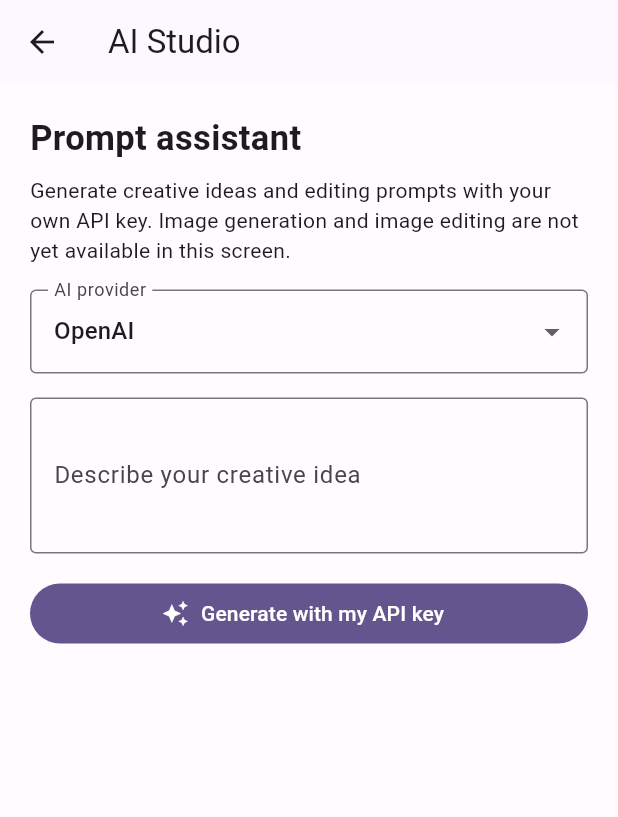
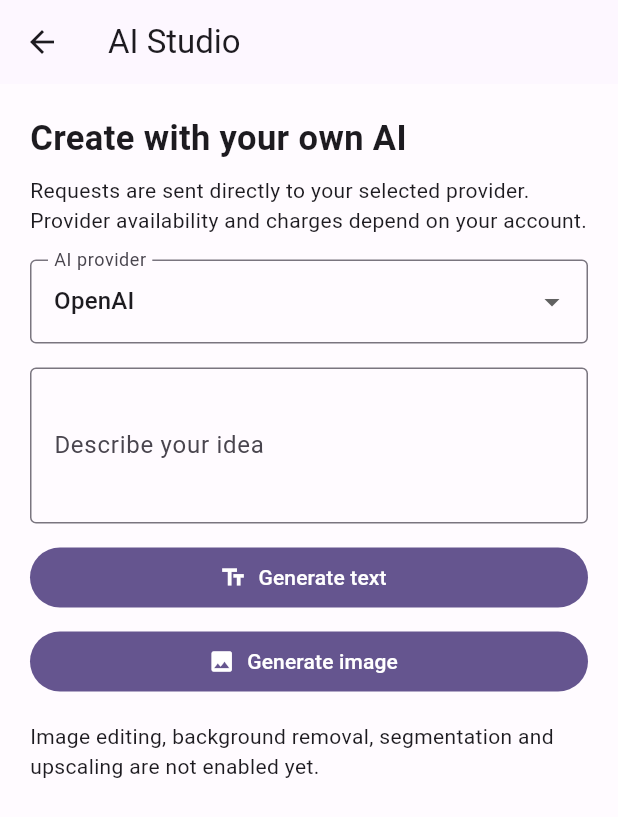
Before and after one commit to Hemang67/PixelMitra, a Flutter app: the AiStudioScreen screen opened directly, on a phone screen of 412 x 824 dp. Shown: the top 817 px of the screen. Run offline on Flutter 3.47's test engine with Material 3 defaults, Android fonts, the phone set to English and light mode, and no system bars; our stand-ins replace dio, file_picker, flutter_secure_storage, image_picker, share_plus, video_player; accounts and stored records are empty.

Commit message:
feat: expose consent-based AI text and image generation in studio

```diff
--- a/mobile/lib/features/ai_connect/ai_studio_screen.dart
+++ b/mobile/lib/features/ai_connect/ai_studio_screen.dart
@@ -1,5 +1,7 @@
 // ignore_for_file: deprecated_member_use
+import 'dart:io';
 import 'package:flutter/material.dart';
+import 'package:share_plus/share_plus.dart';
 import 'ai_operation_service.dart';
 
 class AiStudioScreen extends StatefulWidget {
@@ -14,37 +16,51 @@ class _AiStudioScreenState extends State<AiStudioScreen> {
   AiProviderId _provider = AiProviderId.openAi;
   bool _busy = false;
   String _result = '';
+  File? _image;
 
-  Future<void> _submit() async {
-    if (_prompt.text.trim().isEmpty) return;
+  Future<bool> _consent(String operation) async {
     final name = _provider == AiProviderId.openAi ? 'OpenAI' : 'Google Gemini';
-    final approved = await showDialog<bool>(
+    return await showDialog<bool>(
       context: context,
       builder: (context) => AlertDialog(
         title: const Text('Confirm external AI request'),
-        content: Text('Your prompt will be sent directly to $name for processing. '
-            'Your own provider account may incur charges. No automatic retries or '
-            'fallback to another provider will occur. Continue?'),
+        content: Text('Your prompt will be sent directly to $name for $operation. '
+            'Your provider account may incur charges. No automatic retry or provider fallback will occur. Continue?'),
         actions: [
           TextButton(onPressed: () => Navigator.pop(context, false), child: const Text('Cancel')),
-          FilledButton(onPressed: () => Navigator.pop(context, true), child: const Text('Send prompt')),
+          FilledButton(onPressed: () => Navigator.pop(context, true), child: const Text('Continue')),
         ],
       ),
-    );
-    if (approved != true || !mounted) return;
-    setState(() { _busy = true; _result = 'Waiting for provider response…'; });
+    ) == true;
+  }
+
+  Future<void> _generateText() async {
+    if (_prompt.text.trim().isEmpty) return;
+    if (!await _consent('text generation') || !mounted) return;
+    setState(() { _busy = true; _result = ''; _image = null; });
     try {
-      final response = await _service.generateText(
-        prompt: _prompt.text, provider: _provider, consentGiven: true);
-      if (mounted) setState(() => _result = response.text.isEmpty
-          ? 'Provider returned no text.' : response.text);
+      final response = await _service.generateText(prompt: _prompt.text, provider: _provider, consentGiven: true);
+      if (mounted) setState(() => _result = response.text.isEmpty ? 'Provider returned no text.' : response.text);
     } catch (_) {
-      if (mounted) setState(() => _result =
-          'Request failed. Check the provider key, billing, network and quota. '
-          'The request was not retried because a timeout can still be billable.');
-    } finally {
-      if (mounted) setState(() => _busy = false);
-    }
+      if (mounted) setState(() => _result = 'Request failed. Check the provider key, permissions, quota and network. The request was not retried.');
+    } finally { if (mounted) setState(() => _busy = false); }
+  }
+
+  Future<void> _generateImage() async {
+    if (_prompt.text.trim().isEmpty) return;
+    if (!await _consent('image generation') || !mounted) return;
+    setState(() { _busy = true; _result = ''; _image = null; });
+    try {
+      final file = await _service.generateImage(prompt: _prompt.text, provider: _provider, consentGiven: true);
+      if (mounted) setState(() { _image = file; _result = 'Generated image saved temporarily on this device.'; });
+    } catch (_) {
+      if (mounted) setState(() => _result = 'Image generation failed. Check model availability, API access, billing and quota.');
+    } finally { if (mounted) setState(() => _busy = false); }
+  }
+
+  Future<void> _shareImage() async {
+    final image = _image;
+    if (image != null) await Share.shareXFiles([XFile(image.path)], text: 'Created with PixelMitra');
   }
 
   @override
@@ -54,10 +70,9 @@ class _AiStudioScreenState extends State<AiStudioScreen> {
   Widget build(BuildContext context) => Scaffold(
     appBar: AppBar(title: const Text('AI Studio')),
     body: ListView(padding: const EdgeInsets.all(20), children: [
-      const Text('Prompt assistant', style: TextStyle(fontSize: 23, fontWeight: FontWeight.bold)),
+      const Text('Create with your own AI', style: TextStyle(fontSize: 23, fontWeight: FontWeight.bold)),
       const SizedBox(height: 8),
-      const Text('Generate creative ideas and editing prompts with your own API key. '
-          'Image generation and image editing are not yet available in this screen.'),
+      const Text('Requests are sent directly to your selected provider. Provider availability and charges depend on your account.'),
       const SizedBox(height: 16),
       DropdownButtonFormField<AiProviderId>(
         initialValue: _provider,
@@ -69,23 +84,19 @@ class _AiStudioScreenState extends State<AiStudioScreen> {
         onChanged: _busy ? null : (value) { if (value != null) setState(() => _provider = value); },
       ),
       const SizedBox(height: 16),
-      TextField(
-        controller: _prompt,
-        minLines: 3, maxLines: 7,
-        decoration: const InputDecoration(
-          labelText: 'Describe your creative idea',
-          hintText: 'Suggest a cinematic portrait editing prompt…',
-          border: OutlineInputBorder(),
-        ),
-      ),
+      TextField(controller: _prompt, minLines: 3, maxLines: 7, decoration: const InputDecoration(labelText: 'Describe your idea', border: OutlineInputBorder())),
+      const SizedBox(height: 12),
+      FilledButton.icon(onPressed: _busy ? null : _generateText, icon: const Icon(Icons.text_fields), label: const Text('Generate text')),
+      const SizedBox(height: 8),
+      FilledButton.icon(onPressed: _busy ? null : _generateImage, icon: const Icon(Icons.image), label: const Text('Generate image')),
+      if (_busy) const Padding(padding: EdgeInsets.all(20), child: Center(child: CircularProgressIndicator())),
+      if (_image != null) ...[
+        const SizedBox(height: 16), Image.file(_image!, fit: BoxFit.contain),
+        OutlinedButton.icon(onPressed: _shareImage, icon: const Icon(Icons.share), label: const Text('Share image')),
+      ],
+      if (_result.isNotEmpty) Padding(padding: const EdgeInsets.only(top: 16), child: SelectableText(_result)),
       const SizedBox(height: 16),
-      FilledButton.icon(
-        onPressed: _busy ? null : _submit,
-        icon: const Icon(Icons.auto_awesome),
-        label: Text(_busy ? 'Generating…' : 'Generate with my API key'),
-      ),
-      const SizedBox(height: 20),
-      if (_result.isNotEmpty) SelectableText(_result),
+      const Text('Image editing, background removal, segmentation and upscaling are not enabled yet.'),
     ]),
   );
 }
```
